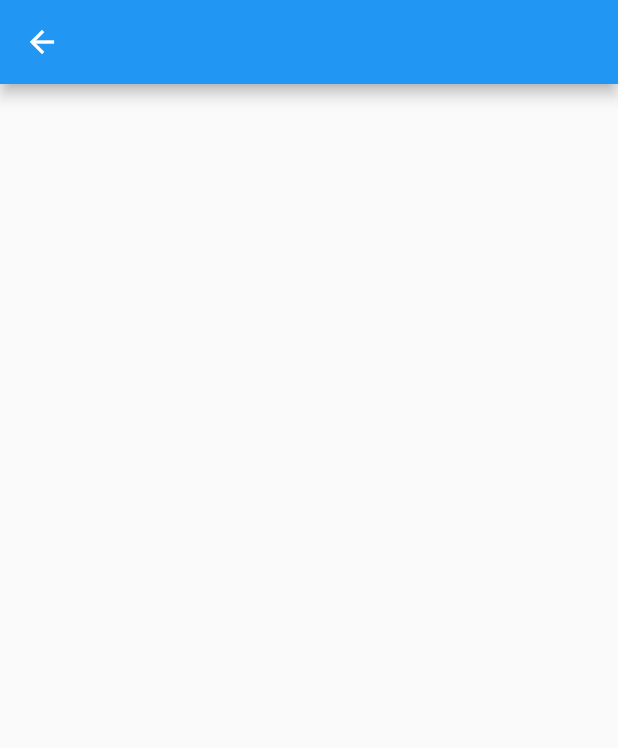
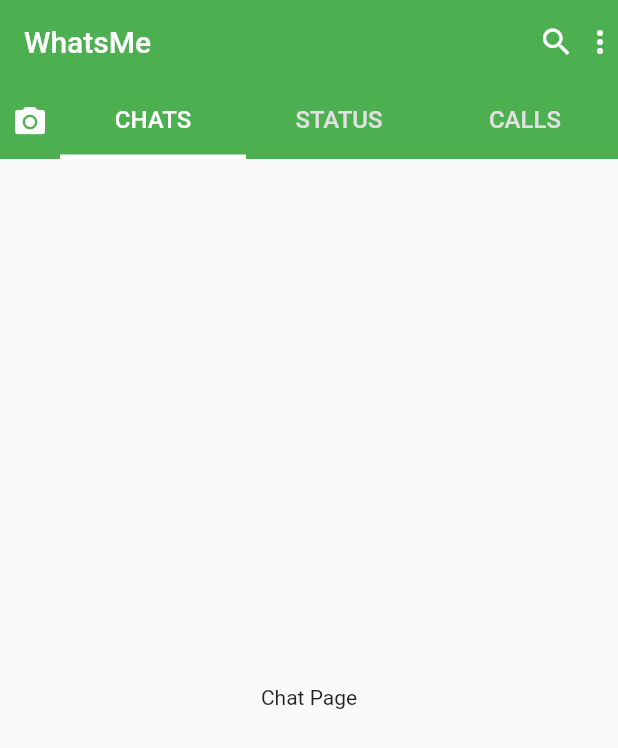
Before and after one commit to ardi27/WhatsMe, a Flutter app: the HomeScreen screen opened directly, on a phone screen of 412 x 824 dp. Shown: the top 748 px of the screen. Run offline on Flutter 3.47's test engine with Material 2 defaults, Android fonts, the phone set to English and light mode, and no system bars; our stand-ins replace pin_code_fields; missing offline and left inert: country_pickers.

Commit message:
done tab bar

```diff
--- a/lib/main.dart
+++ b/lib/main.dart
@@ -1,5 +1,6 @@
 import 'package:flutter/material.dart';
 import 'package:whatsme/presentation/screens/splash_screen.dart';
+import 'package:whatsme/presentation/widgets/theme/style.dart';
 
 void main() {
   runApp(MyApp());
@@ -13,7 +14,7 @@ class MyApp extends StatelessWidget {
       debugShowCheckedModeBanner: false,
       title: "WhatsMe",
       theme: ThemeData(
-        primarySwatch: Colors.blue,
+        primaryColor: primaryColor,
         visualDensity: VisualDensity.adaptivePlatformDensity,
       ),
       home: SplashScreen()
--- /dev/null
+++ b/lib/presentation/pages/calls_page.dart
@@ -0,0 +1,10 @@
+import 'package:flutter/material.dart';
+
+class CallsPage extends StatelessWidget {
+  @override
+  Widget build(BuildContext context) {
+    return Scaffold(
+      body: Center(child: Text("Calls Page"),),
+    );
+  }
+}
--- /dev/null
+++ b/lib/presentation/pages/camera_page.dart
@@ -0,0 +1,10 @@
+import 'package:flutter/material.dart';
+
+class CameraPage extends StatelessWidget {
+  @override
+  Widget build(BuildContext context) {
+    return Scaffold(
+      body: Center(child: Text("Camera Page"),),
+    );
+  }
+}
--- /dev/null
+++ b/lib/presentation/pages/chat_page.dart
@@ -0,0 +1,10 @@
+import 'package:flutter/material.dart';
+
+class ChatPage extends StatelessWidget {
+  @override
+  Widget build(BuildContext context) {
+    return Scaffold(
+      body: Center(child: Text("Chat Page"),),
+    );
+  }
+}
--- a/lib/presentation/pages/set_intial_profile_pages.dart
+++ b/lib/presentation/pages/set_intial_profile_pages.dart
@@ -1,4 +1,5 @@
 import 'package:flutter/material.dart';
+import 'package:whatsme/presentation/screens/home_screen.dart';
 import 'package:whatsme/presentation/widgets/theme/String.dart';
 import 'package:whatsme/presentation/widgets/theme/style.dart';
 
@@ -19,6 +20,7 @@ class _SetInitialProfilePagesState extends State<SetInitialProfilePages> {
     return Scaffold(
       appBar: AppBar(
         backgroundColor: Colors.white,
+        automaticallyImplyLeading: false,
         title: Text(
           "Profile Info",
           style: TextStyle(color: greenColor),
@@ -42,7 +44,7 @@ class _SetInitialProfilePagesState extends State<SetInitialProfilePages> {
                 child: MaterialButton(
                   color: greenColor,
                   onPressed: () {
-                    // Navigator.push(context, MaterialPageRoute(builder: (_)=>PhoneVerificationPages()));
+                     Navigator.push(context, MaterialPageRoute(builder: (_)=>HomeScreen()));
                   },
                   child: Text(
                     "Next",
--- /dev/null
+++ b/lib/presentation/pages/status_page.dart
@@ -0,0 +1,10 @@
+import 'package:flutter/material.dart';
+
+class StatusPage extends StatelessWidget {
+  @override
+  Widget build(BuildContext context) {
+    return Scaffold(
+      body: Center(child: Text("Status Page"),),
+    );
+  }
+}
--- a/lib/presentation/screens/home_screen.dart
+++ b/lib/presentation/screens/home_screen.dart
@@ -1,17 +1,102 @@
 import 'package:flutter/material.dart';
+import 'package:whatsme/presentation/pages/calls_page.dart';
+import 'package:whatsme/presentation/pages/camera_page.dart';
+import 'package:whatsme/presentation/pages/chat_page.dart';
+import 'package:whatsme/presentation/pages/status_page.dart';
+import 'package:whatsme/presentation/widgets/custom_tab_bar.dart';
 import 'package:whatsme/presentation/widgets/theme/style.dart';
 
-class HomeScreen extends StatelessWidget {
+class HomeScreen extends StatefulWidget {
+  @override
+  _HomeScreenState createState() => _HomeScreenState();
+}
+
+class _HomeScreenState extends State<HomeScreen> {
+  bool _isSearch = false;
+  int _currentPageIndex = 1;
+  PageController _pageViewController = PageController(initialPage: 1);
+  List<Widget> _pages = [CameraPage(), ChatPage(), StatusPage(), CallsPage()];
+
+  _buildSearch() {
+    return Container(
+      margin: EdgeInsets.only(top: 5),
+      height: 50,
+      //decoration: BoxDecoration(color: Colors.white, boxShadow: [
+      // BoxShadow(
+      //     color: Colors.black.withOpacity(.3),
+      //     spreadRadius: 1,
+      //     offset: Offset(0, 0.5))
+      // ]),
+      child: TextField(
+        decoration: InputDecoration(
+          hintText: "Search...",
+          prefixIcon: InkWell(
+            onTap: () {
+              _isSearch = false;
+              setState(() {});
+            },
+            child: Icon(Icons.arrow_back),
+          ),
+        ),
+      ),
+    );
+  }
+
   @override
   Widget build(BuildContext context) {
-    return Scaffold(
-      appBar: AppBar(
-
-      ),
-      body: Column(
-        children: [
-
-        ],
+    return SafeArea(
+      child: Scaffold(
+        appBar: _currentPageIndex!=0 ?AppBar(
+          elevation: 0,
+          automaticallyImplyLeading: false,
+          backgroundColor:
+              _isSearch == false ? primaryColor : Colors.transparent,
+          title: _isSearch == false
+              ? Text("WhatsMe")
+              : Container(
+                  height: 0,
+                  width: 0,
+                ),
+          flexibleSpace: _isSearch == false
+              ? Container(
+                  height: 0,
+                  width: 0,
+                )
+              : _buildSearch(),
+          actions: [
+            InkWell(
+              onTap: () {
+                _isSearch = true;
+                setState(() {});
+              },
+              child: Icon(Icons.search),
+            ),
+            SizedBox(
+              width: 5,
+            ),
+            Icon(Icons.more_vert)
+          ],
+        ):null,
+        body: Column(
+          children: [
+            _isSearch == false
+                ? _currentPageIndex != 0
+                    ? CustomTabBar(index: _currentPageIndex)
+                    : SizedBox()
+                : SizedBox(),
+            Expanded(
+              child: PageView.builder(
+                itemCount: _pages.length,
+                controller: _pageViewController,
+                onPageChanged: (index) {
+                  _currentPageIndex = index;
+                  setState(() {});
+                },
+                itemBuilder: (_, index) => _pages[index],
+              ),
+            ),
+          ],
+        ),
       ),
     );
   }
--- /dev/null
+++ b/lib/presentation/widgets/custom_tab_bar.dart
@@ -0,0 +1,70 @@
+import 'package:flutter/material.dart';
+import 'package:whatsme/presentation/widgets/theme/style.dart';
+
+class CustomTabBar extends StatelessWidget {
+  final int index;
+
+  const CustomTabBar({Key key, this.index}) : super(key: key);
+
+  @override
+  Widget build(BuildContext context) {
+    return Container(
+      height: 50,
+      decoration: BoxDecoration(color: primaryColor),
+      child: Row(
+        children: [
+          Container(
+            width: 40,
+            child: Icon(Icons.camera_alt,color: Colors.white,),
+          ),
+          Expanded(
+            child: CustomTabBarButton(
+              text: "CHATS",
+              textColor: index==1?textIconColor:textIconColorGrey,
+              borderColor: index==1?textIconColor:Colors.transparent,
+            ),
+          ),
+          Expanded(
+            child: CustomTabBarButton(
+              text: "STATUS",
+              textColor: index==2?textIconColor:textIconColorGrey,
+              borderColor: index==2?textIconColor:Colors.transparent,
+            ),
+          ),
+          Expanded(
+            child: CustomTabBarButton(
+              text: "CALLS",
+              textColor: index==3?textIconColor:textIconColorGrey,
+              borderColor: index==3?textIconColor:Colors.transparent,
+            ),
+          ),
+        ],
+      ),
+    );
+  }
+}
+
+class CustomTabBarButton extends StatelessWidget {
+  final String text;
+  final Color borderColor;
+  final Color textColor;
+  final double borderWidth;
+
+  const CustomTabBarButton(
+      {Key key, this.text, this.borderColor, this.borderWidth=3, this.textColor});
+
+  @override
+  Widget build(BuildContext context) {
+    return Container(
+      alignment: Alignment.center,
+      decoration: BoxDecoration(
+          border: Border(
+              bottom: BorderSide(color: borderColor, width: borderWidth))),
+      child: Text(
+        text,
+        style: TextStyle(
+            fontSize: 16, fontWeight: FontWeight.w500, color: textColor),
+      ),
+    );
+  }
+}
```
